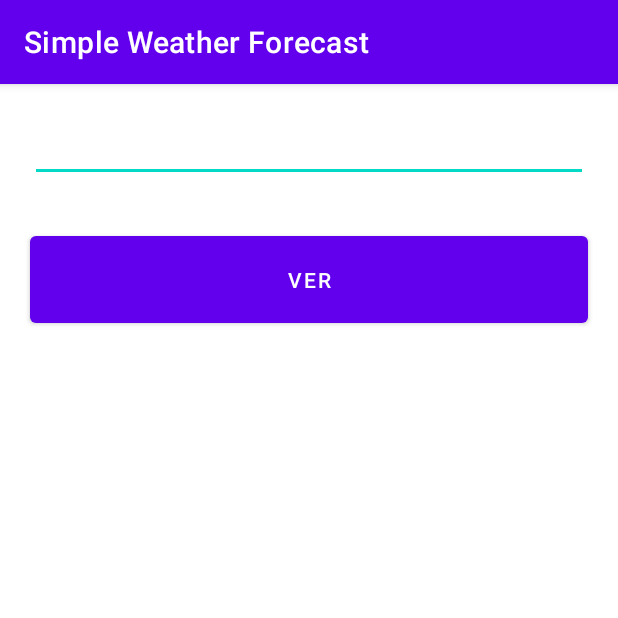
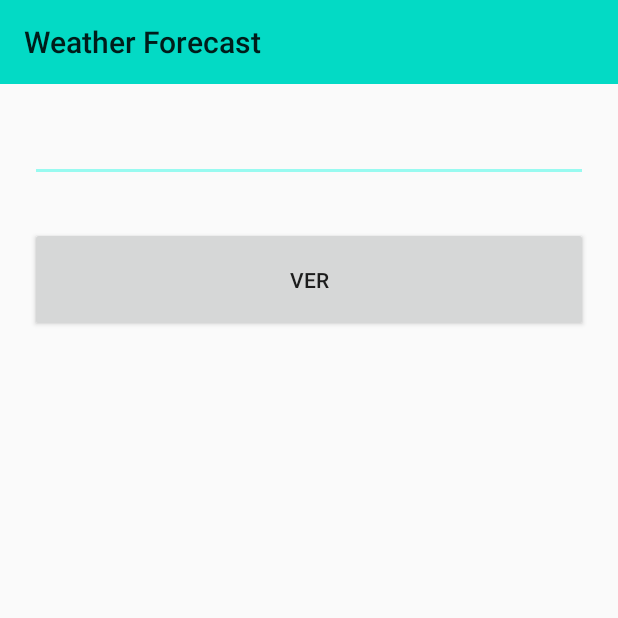
Before and after one commit to cauezito/WeatherForecast, an Android app: the screen it shows after launch (MainActivity), on a phone screen of 412 x 824 dp, the top half of it. Run offline under Robolectric (Android 15) with nearby library versions, the light colour scheme and no system bars; our stand-ins replace data binding, navigation-ui.

Commit message:
Criando barra de navegação; inserindo tema

```diff
--- a/app/src/main/AndroidManifest.xml
+++ b/app/src/main/AndroidManifest.xml
@@ -8,7 +8,7 @@
         android:label="@string/app_name"
         android:roundIcon="@mipmap/ic_launcher_round"
         android:supportsRtl="true"
-        android:theme="@style/Theme.SimpleWeatherForecast">
+        android:theme="@style/AppTheme">
         <activity
             android:name=".MainActivity"
             android:exported="true">
--- a/app/src/main/java/br/com/cauezito/simpleweatherforecast/MainActivity.kt
+++ b/app/src/main/java/br/com/cauezito/simpleweatherforecast/MainActivity.kt
@@ -4,6 +4,8 @@ import androidx.appcompat.app.AppCompatActivity
 import android.os.Bundle
 import androidx.databinding.DataBindingUtil
 import androidx.navigation.findNavController
+import androidx.navigation.ui.AppBarConfiguration
+import androidx.navigation.ui.setupWithNavController
 import br.com.cauezito.simpleweatherforecast.databinding.ActivityMainBinding
 import br.com.cauezito.simpleweatherforecast.location.LocationEntryFragmentDirections
 import java.util.*
@@ -16,6 +18,10 @@ class MainActivity : AppCompatActivity(), AppNavigatorInterface {
         super.onCreate(savedInstanceState)
 
         binding = DataBindingUtil.setContentView(this, R.layout.activity_main)
+
+        val navController = findNavController(R.id.navContainer)
+        val appBarConfiguration = AppBarConfiguration(navController.graph)
+        binding.toolbar.setupWithNavController(navController, appBarConfiguration)
     }
 
     override fun navigateToCurrentForecast(zipCode: String) {
--- a/app/src/main/res/layout/activity_main.xml
+++ b/app/src/main/res/layout/activity_main.xml
@@ -9,13 +9,22 @@
         android:layout_height="match_parent"
         tools:context=".MainActivity">
 
-        <androidx.fragment.app.FragmentContainerView
+        <androidx.appcompat.widget.Toolbar
+            android:id="@+id/toolbar"
+            android:layout_width="match_parent"
+            android:layout_height="wrap_content"
+            android:background="?attr/colorPrimary"
+            app:layout_constraintStart_toStartOf="parent"
+            app:layout_constraintEnd_toEndOf="parent"
+            app:layout_constraintTop_toTopOf="parent"/>
+
+        <fragment
             android:id="@+id/navContainer"
             android:name="androidx.navigation.fragment.NavHostFragment"
             android:layout_width="0dp"
             android:layout_height="0dp"
             app:layout_constraintStart_toStartOf="parent"
-            app:layout_constraintTop_toTopOf="parent"
+            app:layout_constraintTop_toBottomOf="@id/toolbar"
             app:layout_constraintEnd_toEndOf="parent"
             app:layout_constraintBottom_toBottomOf="parent"
             app:defaultNavHost="true"
--- a/app/src/main/res/navigation/main_navigation.xml
+++ b/app/src/main/res/navigation/main_navigation.xml
@@ -7,7 +7,7 @@
     <fragment
         android:id="@+id/locationEntryFragment"
         android:name="br.com.cauezito.simpleweatherforecast.location.LocationEntryFragment"
-        android:label="LocationEntryFragment" >
+        android:label="@string/app_name" >
         <action
             android:id="@+id/action_locationEntryFragment_to_currentForecastFragment"
             app:destination="@id/currentForecastFragment" />
@@ -15,7 +15,7 @@
     <fragment
         android:id="@+id/currentForecastFragment"
         android:name="br.com.cauezito.simpleweatherforecast.CurrentForecastFragment"
-        android:label="CurrentForecastFragment" >
+        android:label="@string/app_name" >
         <action
             android:id="@+id/action_currentForecastFragment_to_locationEntryFragment"
             app:destination="@id/locationEntryFragment" />
@@ -26,7 +26,7 @@
     <fragment
         android:id="@+id/forecastDetailsFragment"
         android:name="br.com.cauezito.simpleweatherforecast.details.ForecastDetailsFragment"
-        android:label="ForecastDetailsFragment" >
+        android:label="@string/app_name" >
         <argument
             android:name="temperature"
             app:argType="float" />
--- a/app/src/main/res/values/strings.xml
+++ b/app/src/main/res/values/strings.xml
@@ -1,5 +1,5 @@
 <resources>
-    <string name="app_name">Simple Weather Forecast</string>
+    <string name="app_name">Weather Forecast</string>
 
 
     <string name="choose_display_unit">Please, choose the display unit!</string>
--- /dev/null
+++ b/app/src/main/res/values/styles.xml
@@ -0,0 +1,12 @@
+<?xml version="1.0" encoding="utf-8"?>
+<resources>
+
+ <style name="AppTheme" parent="Theme.AppCompat.Light.NoActionBar">
+     <item name="colorPrimary">@color/teal_200</item>
+     <item name="colorPrimaryDark">#0B6A61</item>
+     <item name="colorAccent">#98FAF0</item>
+
+ </style>
+
+
+</resources>
```
